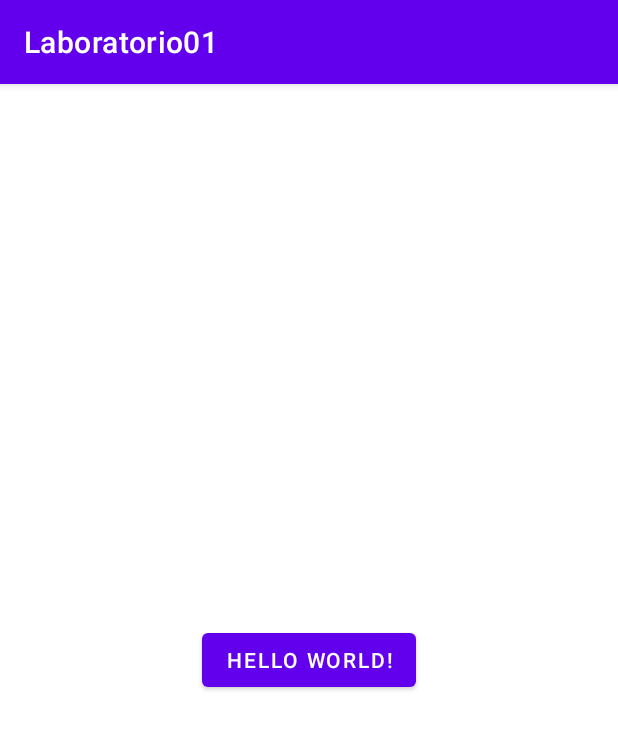
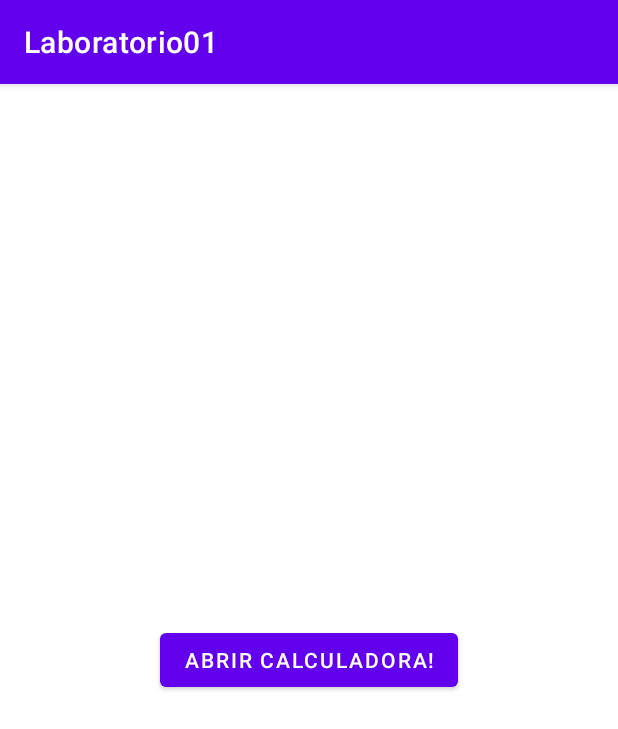
Before and after one commit to alejandroav93/Laboratorio01_Kotlin, an Android app: the screen it shows after launch (MainActivity), on a phone screen of 412 x 824 dp. Shown: the top 729 px of the screen. Run offline under Robolectric (Android 15) with nearby library versions, the phone set to English and light mode, and no system bars.

Commit message:
Updated Welcome Button

```diff
--- a/app/src/main/res/layout/activity_main.xml
+++ b/app/src/main/res/layout/activity_main.xml
@@ -10,7 +10,7 @@
         android:id="@+id/btnOpen"
         android:layout_width="wrap_content"
         android:layout_height="wrap_content"
-        android:text="Hello World!"
+        android:text="Abrir Calculadora!"
         app:layout_constraintBottom_toBottomOf="parent"
         app:layout_constraintLeft_toLeftOf="parent"
         app:layout_constraintRight_toRightOf="parent"
```
